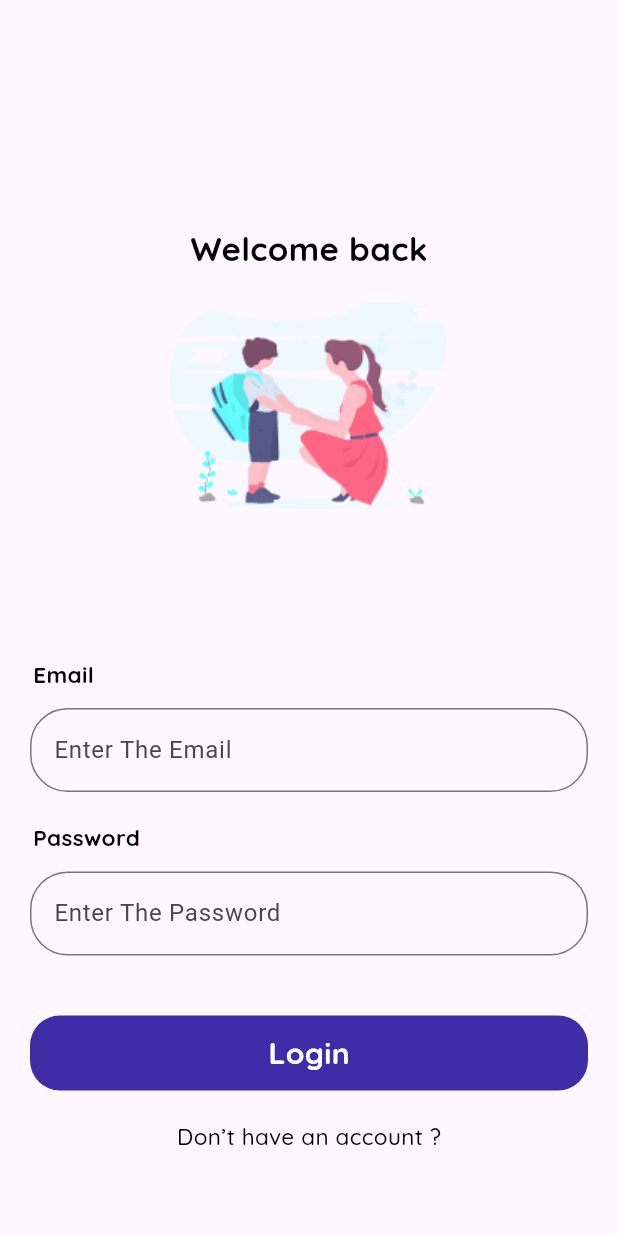
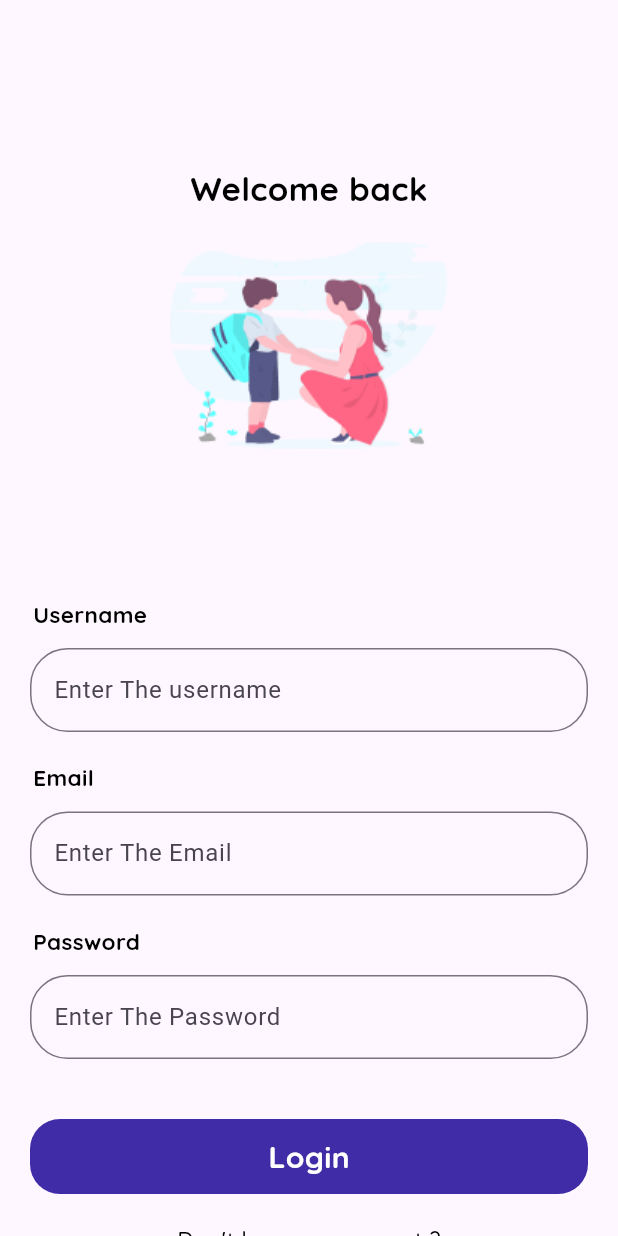
Before and after one commit to Shivam4605/Advance-To-Do-App, a Flutter app: the screen it shows after launch, after a tap on "Login", after a tap on the "logout" icon, on a phone screen of 412 x 824 dp. Run offline on Flutter 3.47's test engine with Material 3 defaults, Android fonts, the light colour scheme and no system bars; our stand-ins replace google_fonts, shared_preferences, sqflite; missing offline and left inert: msh_checkbox; accounts and stored records are empty.

Commit message:
fifth commit

```diff
--- a/lib/DataBase/Shared_Preferences.dart
+++ b/lib/DataBase/Shared_Preferences.dart
@@ -1,29 +1,30 @@
 import 'package:shared_preferences/shared_preferences.dart';
 
 class UserController {
+  String username = "";
   String email = "";
   String password = "";
   bool isloggedin = false;
 
   // using the shared Preferences Set the Data for All field of the class
 
-  // setData
+  ///[setData]
   Future<void> setSharedpreferenced(Map<String, dynamic> obj) async {
     SharedPreferences sharedPreferencesobj =
         await SharedPreferences.getInstance();
-
+    await sharedPreferencesobj.setString("username", obj['username']);
     await sharedPreferencesobj.setString("email", obj['email']);
     await sharedPreferencesobj.setString("password", obj['password']);
     await sharedPreferencesobj.setBool("isloggedin", obj['isloggedin']);
   }
 
-  //Getdata
-
-  Future<void> getSharedpreferenced() async {
+  ///[Getdata]
+  Future<bool> getSharedpreferenced() async {
     SharedPreferences sharedPreferences = await SharedPreferences.getInstance();
-
+    username = sharedPreferences.getString("username") ?? "";
     email = sharedPreferences.getString("email") ?? "";
     password = sharedPreferences.getString("password") ?? "";
     isloggedin = sharedPreferences.getBool("isloggedin") ?? false;
+    return isloggedin;
   }
 }
--- a/lib/View/Login_screen.dart
+++ b/lib/View/Login_screen.dart
@@ -13,6 +13,7 @@ class LoginScreen extends StatefulWidget {
 class _LoginScreenState extends State<LoginScreen> {
   TextEditingController emailtextEditingController = TextEditingController();
   TextEditingController passwordtextEditingController = TextEditingController();
+  TextEditingController usernametextEditingController = TextEditingController();
 
   @override
   Widget build(BuildContext context) {
@@ -21,7 +22,7 @@ class _LoginScreenState extends State<LoginScreen> {
         child: SingleChildScrollView(
           child: Column(
             children: [
-              SizedBox(height: 150),
+              SizedBox(height: 110),
               Center(
                 child: Text(
                   "Welcome back",
@@ -35,6 +36,35 @@ class _LoginScreenState extends State<LoginScreen> {
               SizedBox(height: 20),
               Image.asset("assets/image.png"),
               SizedBox(height: 100),
+              Row(
+                children: [
+                  Padding(
+                    padding: const EdgeInsets.only(left: 22, right: 20),
+                    child: Text(
+                      "Username",
+                      style: GoogleFonts.quicksand(
+                        color: Colors.black,
+                        fontSize: 15,
+                        fontWeight: FontWeight.bold,
+                      ),
+                    ),
+                  ),
+                ],
+              ),
+              SizedBox(height: 12),
+              Padding(
+                padding: const EdgeInsets.only(left: 20, right: 20),
+                child: TextField(
+                  controller: usernametextEditingController,
+                  decoration: InputDecoration(
+                    hintText: "Enter The username",
+                    border: OutlineInputBorder(
+                      borderRadius: BorderRadius.circular(25),
+                    ),
+                  ),
+                ),
+              ),
+              SizedBox(height: 20),
               Row(
                 children: [
                   Padding(
@@ -97,6 +127,7 @@ class _LoginScreenState extends State<LoginScreen> {
                 child: GestureDetector(
                   onTap: () {
                     Map<String, dynamic> setdata = {
+                      "username": usernametextEditingController.text,
                       "email": emailtextEditingController.text,
                       "password": passwordtextEditingController.text,
                       "isloggedin": true,
@@ -131,7 +162,7 @@ class _LoginScreenState extends State<LoginScreen> {
               ),
               SizedBox(height: 20),
               Text(
-                "Don’t have an account ?",
+                "Don't have an account ?",
                 style: GoogleFonts.quicksand(
                   color: Colors.black,
                   fontSize: 15,
--- a/lib/View/home_screen.dart
+++ b/lib/View/home_screen.dart
@@ -19,6 +19,7 @@ class HomePageUi extends StatefulWidget {
 class _HomePageUiState extends State<HomePageUi> {
   List<Todomodel> tasklist = [];
   bool iscompletedcheck = false;
+  String username = "";
   int id = -1;
 
   TextEditingController titletextEditingController = TextEditingController();
@@ -40,8 +41,13 @@ class _HomePageUiState extends State<HomePageUi> {
   }
 
   void getsharedData() async {
-    UserController userControllerobj = UserController();
-    await userControllerobj.getSharedpreferenced();
+    await UserController().getSharedpreferenced();
+    log("data is the : ${UserController().getSharedpreferenced()}");
+    UserController userController = UserController();
+    await userController.getSharedpreferenced();
+    log(userController.username);
+    String name = userController.username;
+    username = name;
     setState(() {});
   }
 
@@ -465,7 +471,7 @@ class _HomePageUiState extends State<HomePageUi> {
                             ),
                           ),
                           Text(
-                            "Shivam",
+                            username,
                             style: GoogleFonts.quicksand(
                               color: Colors.white,
                               fontWeight: FontWeight.w600,
--- a/lib/View/splash_screen.dart
+++ b/lib/View/splash_screen.dart
@@ -23,9 +23,8 @@ class _SplashScreenState extends State<SplashScreen> {
   }
 
   void navigationscreen() async {
-    UserController userControllerobj = UserController();
-    await userControllerobj.getSharedpreferenced();
-    if (userControllerobj.isloggedin) {
+    bool isloggedin = await UserController().getSharedpreferenced();
+    if (isloggedin) {
       Navigator.pushReplacement(
         context,
         MaterialPageRoute(
@@ -44,7 +43,7 @@ class _SplashScreenState extends State<SplashScreen> {
         ),
       );
     }
-    log("isloggedin ${userControllerobj.isloggedin}");
+    log("isloggedin ${UserController().isloggedin}");
   }
 
   @override
```
